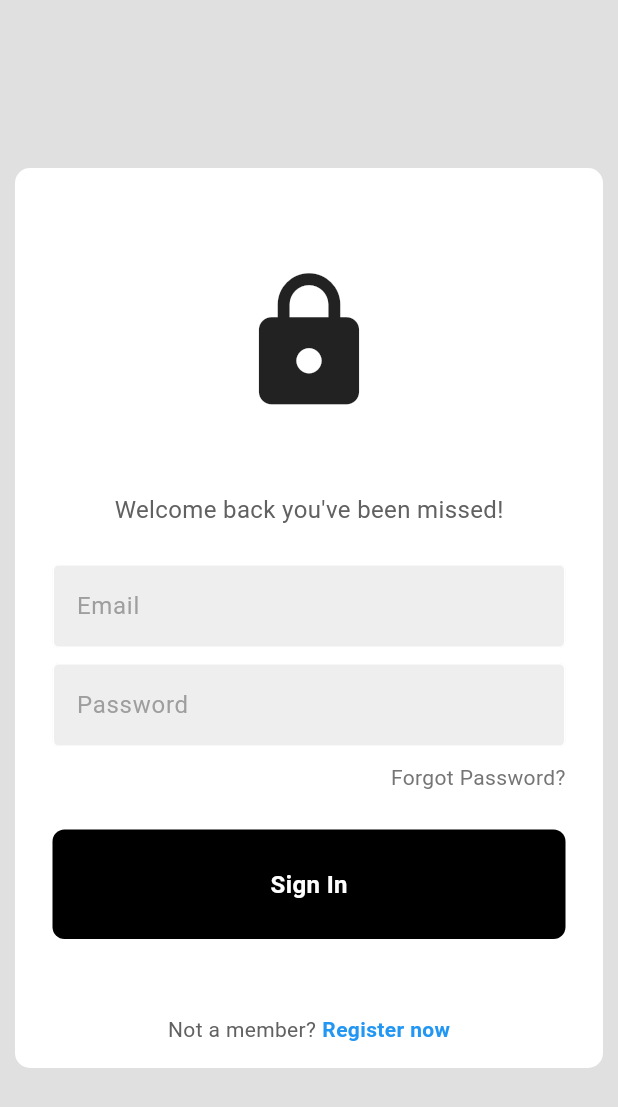
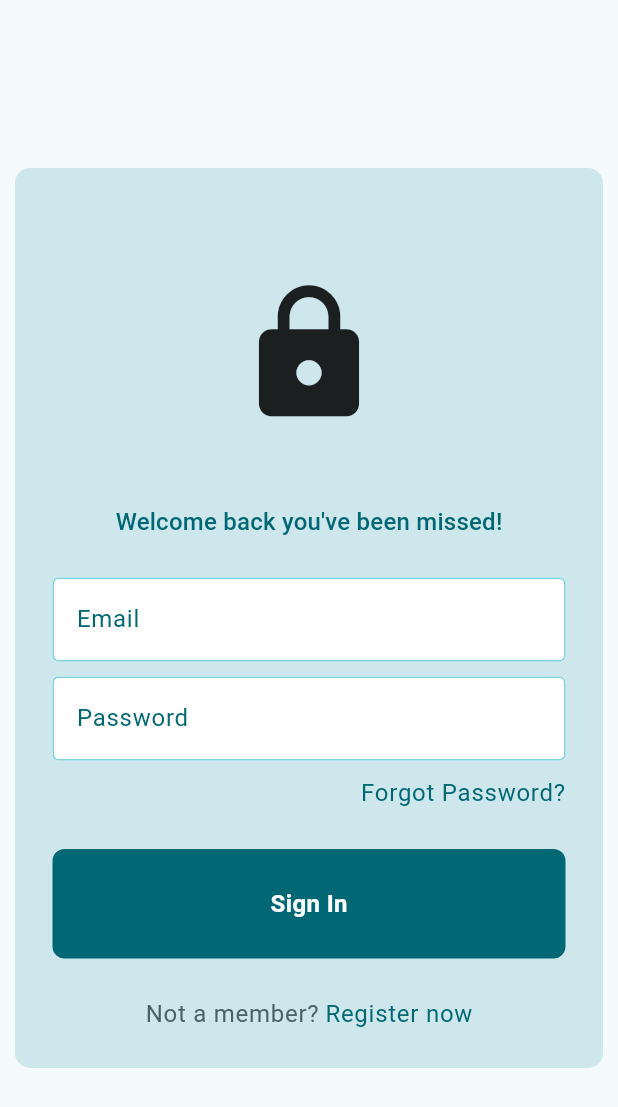
Before and after one commit to d-rgarcia/quiz4all, a Flutter app: the screen it shows after launch, on a phone screen of 412 x 824 dp. Shown: the top 1107 px of the screen. Run offline on Flutter 3.47's test engine with Material 3 defaults, Android fonts, the phone set to English and light mode, and no system bars; our stand-ins replace google_fonts.

Commit message:
Intento de estandarización colores

```diff
--- a/ClientSide/quiz4all_ui/lib/components/my_button.dart
+++ b/ClientSide/quiz4all_ui/lib/components/my_button.dart
@@ -13,14 +13,14 @@ class MyButton extends StatelessWidget {
         padding: const EdgeInsets.all(25),
         margin: const EdgeInsets.symmetric(horizontal: 25),
         decoration: BoxDecoration(
-          color: Colors.black,
+          color: Theme.of(context).colorScheme.primary,
           borderRadius: BorderRadius.circular(8),
         ),
-        child: const Center(
+        child: Center(
           child: Text(
             "Sign In",
             style: TextStyle(
-              color: Colors.white,
+              color: Theme.of(context).colorScheme.onPrimary,
               fontWeight: FontWeight.bold,
               fontSize: 16,
             ),
--- a/ClientSide/quiz4all_ui/lib/components/my_textfield.dart
+++ b/ClientSide/quiz4all_ui/lib/components/my_textfield.dart
@@ -14,22 +14,28 @@ class MyTextField extends StatelessWidget {
 
   @override
   Widget build(BuildContext context) {
+
+    final enableNoFocusColor = Theme.of(context).colorScheme.inversePrimary;
+    final enableFocusColor = Theme.of(context).colorScheme.primary;
+    final fillColor = Theme.of(context).colorScheme.onPrimary;
+    final hintColor = Theme.of(context).colorScheme.primary;
+
     return Padding(
       padding: const EdgeInsets.symmetric(horizontal: 25.0),
       child: TextField(
         controller: controller,
         obscureText: obscureText,
         decoration: InputDecoration(
-            enabledBorder: const OutlineInputBorder(
-              borderSide: BorderSide(color: Colors.white),
+            enabledBorder: OutlineInputBorder(
+              borderSide: BorderSide(color: enableNoFocusColor),
             ),
             focusedBorder: OutlineInputBorder(
-              borderSide: BorderSide(color: Colors.grey.shade400),
+              borderSide: BorderSide(color:  enableFocusColor),
             ),
-            fillColor: Colors.grey.shade200,
+            fillColor: fillColor,
             filled: true,
             hintText: hintText,
-            hintStyle: TextStyle(color: Colors.grey[500])),
+            hintStyle: TextStyle(color: hintColor)),
       ),
     );
   }
--- a/ClientSide/quiz4all_ui/lib/main.dart
+++ b/ClientSide/quiz4all_ui/lib/main.dart
@@ -1,5 +1,6 @@
 import 'package:flutter/material.dart';
 import 'pages/login.dart';
+import 'package:google_fonts/google_fonts.dart';
 
 void main() {
   runApp(const MyApp());
@@ -13,6 +14,16 @@ class MyApp extends StatelessWidget {
     return MaterialApp(
       debugShowCheckedModeBanner: false,
       home: LoginPage(),
+      theme: ThemeData(
+        useMaterial3: true,
+          colorScheme: ColorScheme.fromSeed(
+            seedColor: Colors.white,
+            brightness: Brightness.light,
+          ),
+          textTheme: TextTheme(
+
+          )
+      )
     );
   }
 }
--- a/ClientSide/quiz4all_ui/lib/pages/login.dart
+++ b/ClientSide/quiz4all_ui/lib/pages/login.dart
@@ -15,7 +15,7 @@ class LoginPage extends StatelessWidget {
   @override
   Widget build(BuildContext context) {
     return Scaffold(
-      backgroundColor: Colors.grey[300],
+      backgroundColor: Theme.of(context).colorScheme.background,
       body: SafeArea(
         child: Center(
           child: Container(
@@ -24,7 +24,7 @@ class LoginPage extends StatelessWidget {
             margin: const EdgeInsets.all(10),
             decoration: BoxDecoration(
               borderRadius: BorderRadius.all(Radius.circular(10)),
-            color: Colors.white,
+              color: Theme.of(context).colorScheme.secondaryContainer,
             ),
             child: Column(
               mainAxisAlignment: MainAxisAlignment.center,
@@ -40,13 +40,10 @@ class LoginPage extends StatelessWidget {
                 const SizedBox(height: 50),
 
                 // welcome back, you've been missed!
-                Text(
-                  'Welcome back you\'ve been missed!',
-                  style: TextStyle(
-                    color: Colors.grey[700],
-                    fontSize: 16,
-                  ),
-                ),
+                Text('Welcome back you\'ve been missed!',
+                    style: Theme.of(context).textTheme.titleMedium!.copyWith(
+                          color: Theme.of(context).colorScheme.primary,
+                        )),
 
                 const SizedBox(height: 25),
 
@@ -76,8 +73,10 @@ class LoginPage extends StatelessWidget {
                     children: [
                       Text(
                         'Forgot Password?',
-                        style: TextStyle(color: Colors.grey[600]),
+                        style: Theme.of(context).textTheme.bodyLarge!.copyWith(
+                          color: Theme.of(context).colorScheme.primary,
                         ),
+                      )
                     ],
                   ),
                 ),
@@ -89,7 +88,7 @@ class LoginPage extends StatelessWidget {
                   onTap: signUserIn,
                 ),
 
-                const SizedBox(height: 50),
+                const SizedBox(height: 25),
 
                 // not a member? register now
                 Row(
@@ -97,14 +96,15 @@ class LoginPage extends StatelessWidget {
                   children: [
                     Text(
                       'Not a member?',
-                      style: TextStyle(color: Colors.grey[700]),
+                          style: Theme.of(context).textTheme.bodyLarge!.copyWith(
+                          color: Theme.of(context).colorScheme.secondary,
+                        ),
                     ),
                     const SizedBox(width: 4),
-                    const Text(
+                    Text(
                       'Register now',
-                      style: TextStyle(
-                        color: Colors.blue,
-                        fontWeight: FontWeight.bold,
+                          style: Theme.of(context).textTheme.bodyLarge!.copyWith(
+                          color: Theme.of(context).colorScheme.primary,
                         ),
                     ),
                   ],
--- a/ClientSide/quiz4all_ui/pubspec.yaml
+++ b/ClientSide/quiz4all_ui/pubspec.yaml
@@ -35,6 +35,7 @@ dependencies:
   # The following adds the Cupertino Icons font to your application.
   # Use with the CupertinoIcons class for iOS style icons.
   cupertino_icons: ^1.0.6
+  google_fonts: ^6.2.1
 
 dev_dependencies:
   flutter_test:
```
Also changed, not shown: ClientSide/quiz4all_ui/pubspec.lock, 1 other file. Lines whose indentation alone changed are shown as unchanged.
